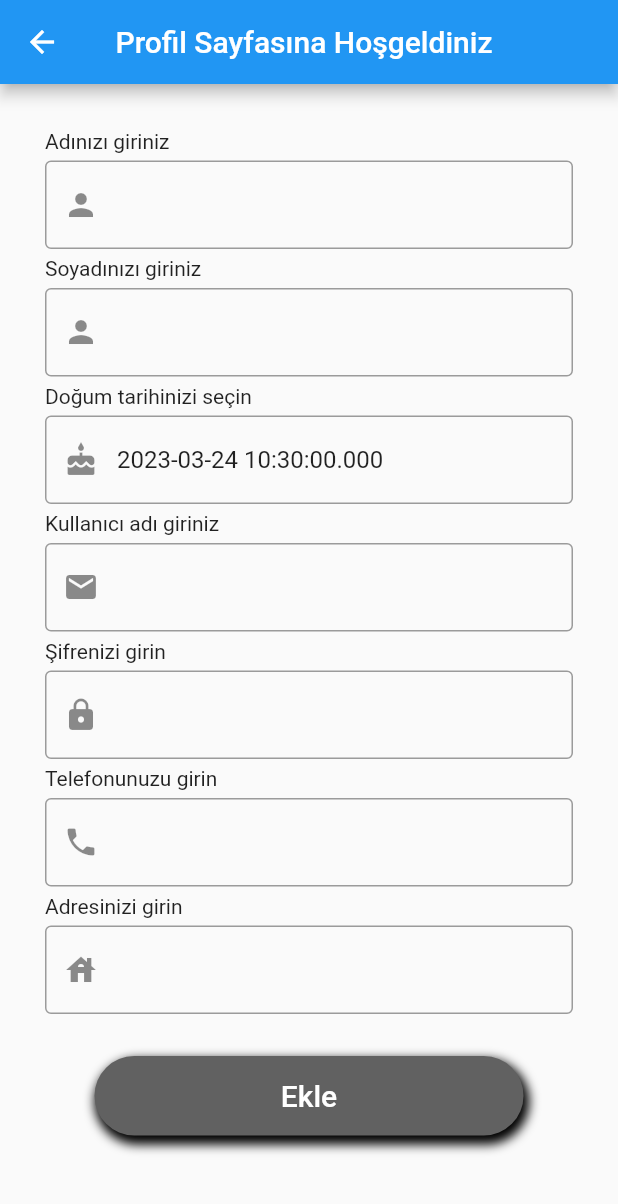
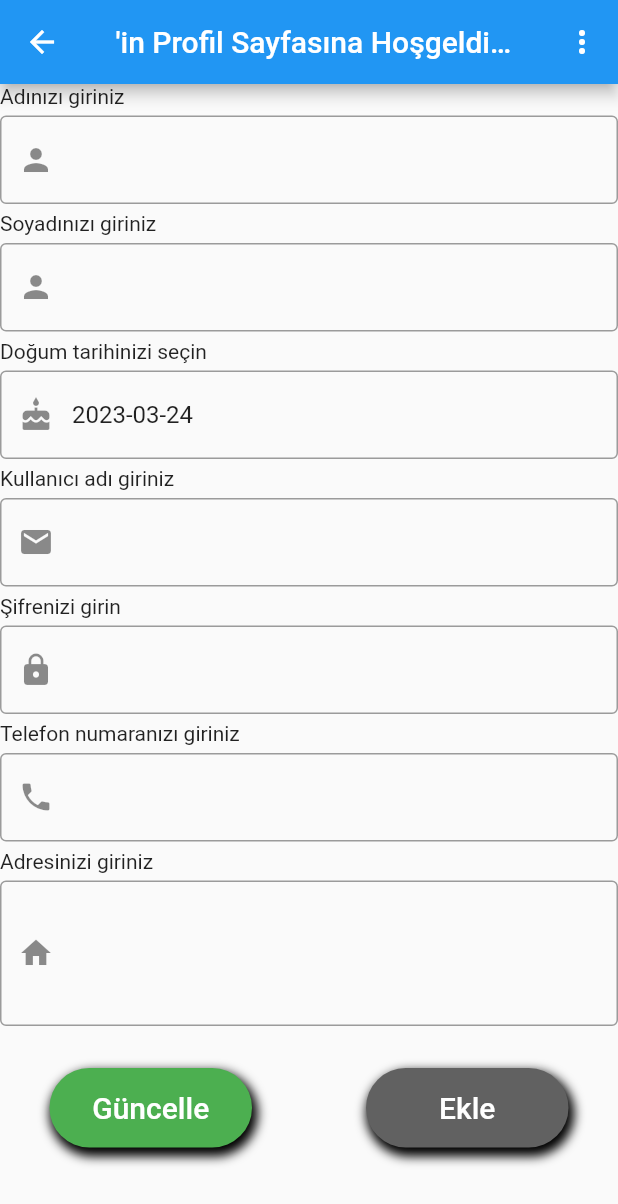
Before and after one commit to elalmisezerr/kariyer_hedefim, a Flutter app: the UserDetail screen opened directly with empty values, on a phone screen of 412 x 824 dp. Shown: the top 1204 px of the screen. Run offline on Flutter 3.47's test engine with Material 2 defaults, Android fonts, the light colour scheme and no system bars; our stand-ins replace google_sign_in, sqflite; accounts and stored records are empty.

Commit message:
update some files

```diff
--- a/lib/Screens/KullaniciIslemleri/KullaniciDetay.dart
+++ b/lib/Screens/KullaniciIslemleri/KullaniciDetay.dart
@@ -1,20 +1,24 @@
 import 'package:flutter/material.dart';
 import 'package:intl/intl.dart';
+import 'package:kariyer_hedefim/Screens/KullaniciIslemleri/GirisKullanici.dart';
+import 'package:kariyer_hedefim/Screens/KullaniciIslemleri/KullaniciAnasayfa.dart';
 import 'package:kariyer_hedefim/Validation/ValidationUser.dart';
 
 import '../../Data/DbProvider.dart';
 import '../../Models/User.dart';
 
 class UserDetail extends StatefulWidget {
-  User? user;
+  User user;
   UserDetail({Key? key, required this.user}) : super(key: key);
 
   @override
-  State<UserDetail> createState() => _UserDetailState();
+  State<UserDetail> createState() => _UserDetailState(user);
 }
 
-class _UserDetailState extends State<UserDetail> with Useraddvalidationmixin {
-  var formKey = GlobalKey<FormState>();
+enum Options { delete, update }
+
+class _UserDetailState extends State<UserDetail>  {
+  User? user;
   var dbHelper = DatabaseProvider();
   var txtName = TextEditingController();
   var txtSurname = TextEditingController();
@@ -23,31 +27,52 @@ class _UserDetailState extends State<UserDetail> with Useraddvalidationmixin {
   var txtpassWord = TextEditingController();
   var txtTelefon = TextEditingController();
   var txtAdres = TextEditingController();
+  final formKey = GlobalKey<FormState>();
+  _UserDetailState(this.user);
 
   @override
   void initState() {
-    // TODO: implement initState
-    txtName.text = widget.user!.ad;
-    txtSurname.text = widget.user!.soyad;
-    txtBirthDate.text = widget.user!.dogumtarihi.toString();
-    txtuserName.text = widget.user!.soyad;
-    txtpassWord.text = widget.user!.password;
-    txtTelefon.text = widget.user!.telefon;
-    txtAdres.text = widget.user!.adres;
+    txtName.text = user!.ad;
+    txtSurname.text = user!.soyad;
+    txtBirthDate.text = DateFormat('yyyy-MM-dd').format(user!.dogumtarihi);
+    txtuserName.text = user!.email;
+    txtpassWord.text = user!.password;
+    txtTelefon.text = user!.telefon;
+    txtAdres.text = user!.adres;
     super.initState();
+
   }
 
   @override
   Widget build(BuildContext context) {
     return Scaffold(
       appBar: AppBar(
-        title: Text(" Profil Sayfasına Hoşgeldiniz"),
+        title:
+            Text("${user!.ad} ${user!.soyad}'in Profil Sayfasına Hoşgeldiniz"),
+        actions: <Widget>[
+          PopupMenuButton<Options>(
+              onSelected: selectProcess,
+              itemBuilder: (BuildContext context) => <PopupMenuEntry<Options>>[
+                    PopupMenuItem<Options>(
+                      value: Options.delete,
+                      child: Text("Sil"),
+                    ),
+                    PopupMenuItem<Options>(
+                      value: Options.update,
+                      child: Text("Güncelle"),
+                    ),
+                  ])
+        ],
       ),
       body: Form(
-        key: formKey,
-        child: Padding(
-          padding: EdgeInsets.all(30.0),
-          child: ListView(
+        child: buildGovde(),
+      ),
+    );
+  }
+
+  buildGovde() {
+    return SingleChildScrollView(
+      child: Column(
         children: [
           buildName(),
           SizedBox(
@@ -77,10 +102,20 @@ class _UserDetailState extends State<UserDetail> with Useraddvalidationmixin {
           SizedBox(
             height: 5.0,
           ),
-              buildSaveButton()
+          Row(
+            children: [
+              Flexible(
+                flex: 1,
+                child: buildUpdateButton(),
+              ),
+              SizedBox(width: 10),
+              Flexible(
+                flex: 1,
+                child: buildDeleteButton(),
+              ),
             ],
           ),
-        ),
+        ],
       ),
     );
   }
@@ -95,7 +130,6 @@ class _UserDetailState extends State<UserDetail> with Useraddvalidationmixin {
         ),
         SizedBox(height: 5.0),
         TextFormField(
-          validator: validateName,
           decoration: InputDecoration(
             border: OutlineInputBorder(),
             prefixIcon: Icon(Icons.person),
@@ -116,7 +150,6 @@ class _UserDetailState extends State<UserDetail> with Useraddvalidationmixin {
         ),
         SizedBox(height: 5.0),
         TextFormField(
-          validator: validateSurName,
           decoration: InputDecoration(
             border: OutlineInputBorder(),
             prefixIcon: Icon(Icons.person),
@@ -137,14 +170,13 @@ class _UserDetailState extends State<UserDetail> with Useraddvalidationmixin {
         ),
         SizedBox(height: 5.0),
         TextFormField(
-          validator: validateBirtdate,
-          readOnly: true,
+          //readOnly: true,
           onTap: _showDatePicker,
           decoration: InputDecoration(
             border: OutlineInputBorder(),
             prefixIcon: Icon(Icons.cake),
           ),
-          controller: txtBirthDate, // değiştirildi
+          controller: txtBirthDate,
         )
       ],
     );
@@ -160,7 +192,6 @@ class _UserDetailState extends State<UserDetail> with Useraddvalidationmixin {
         ),
         SizedBox(height: 5.0),
         TextFormField(
-          validator: validateEmail,
           decoration: InputDecoration(
             border: OutlineInputBorder(),
             prefixIcon: Icon(Icons.email),
@@ -182,7 +213,6 @@ class _UserDetailState extends State<UserDetail> with Useraddvalidationmixin {
         ),
         SizedBox(height: 5.0),
         TextFormField(
-          validator: validatePassword,
           decoration: InputDecoration(
             border: OutlineInputBorder(),
             prefixIcon: Icon(Icons.lock),
@@ -194,18 +224,16 @@ class _UserDetailState extends State<UserDetail> with Useraddvalidationmixin {
       ],
     );
   }
-
   buildTelefon() {
     return Column(
       crossAxisAlignment: CrossAxisAlignment.start,
       children: [
         Text(
-          "Telefonunuzu girin",
+          "Telefon numaranızı giriniz",
           textAlign: TextAlign.left,
         ),
         SizedBox(height: 5.0),
         TextFormField(
-          validator: validatePhoneNumber,
           decoration: InputDecoration(
             border: OutlineInputBorder(),
             prefixIcon: Icon(Icons.phone),
@@ -222,17 +250,17 @@ class _UserDetailState extends State<UserDetail> with Useraddvalidationmixin {
       crossAxisAlignment: CrossAxisAlignment.start,
       children: [
         Text(
-          "Adresinizi girin",
+          "Adresinizi giriniz",
           textAlign: TextAlign.left,
         ),
         SizedBox(height: 5.0),
         TextFormField(
-          validator: validateAdres,
           decoration: InputDecoration(
             border: OutlineInputBorder(),
-            prefixIcon: Icon(Icons.house),
+            prefixIcon: Icon(Icons.home),
           ),
           controller: txtAdres,
+          maxLines: 3,
         )
       ],
     );
@@ -252,7 +280,72 @@ class _UserDetailState extends State<UserDetail> with Useraddvalidationmixin {
     }
   }
 
-  buildSaveButton() {
+  void selectProcess(Options options) async {
+    switch (options) {
+      case Options.delete:
+        await dbHelper.deleteUser(user!.id!);
+        Navigator.push(context, MaterialPageRoute(builder: (context)=>LoginUser()));
+        break;
+      case Options.update: {
+          user!.ad = txtName.text;
+          user!.soyad = txtSurname.text;
+          user!.dogumtarihi = DateFormat('yyyy-MM-dd').parse(txtBirthDate.text);
+          user!.email = txtuserName.text;
+          user!.password = txtpassWord.text;
+          user!.telefon = txtTelefon.text;
+          user!.adres = txtAdres.text;
+          await dbHelper.updateUser(user!);
+          Navigator.push(context, MaterialPageRoute(builder: (context)=>HomeUser(user: widget.user)));
+        }
+        break;
+      default:
+    }
+  }
+
+  buildUpdateButton() {
+    return TextButton(
+      onPressed: () async {
+        if (formKey.currentState!.validate()) {
+          formKey.currentState!.save();
+          print(user!.ad);
+          await dbHelper.updateUser(User(
+            id: user!.id,
+            ad: txtName.text,
+            soyad: txtSurname.text,
+            dogumtarihi: DateFormat('yyyy-MM-dd').parse(txtBirthDate.text),
+            email: txtuserName.text,
+            password: txtpassWord.text,
+            telefon: txtTelefon.text,
+            adres: txtAdres.text,
+          ));
+        }
+        Navigator.pop(context, true);
+      },
+      child: Container(
+        width: MediaQuery.of(context).size.width,
+        margin: EdgeInsets.symmetric(vertical: 15, horizontal: 25),
+        padding: EdgeInsets.symmetric(vertical: 15),
+        alignment: Alignment.center,
+        decoration: BoxDecoration(
+          borderRadius: BorderRadius.all(Radius.circular(50)),
+          boxShadow: <BoxShadow>[
+            BoxShadow(
+                color: Colors.black,
+                offset: Offset(2, 4),
+                blurRadius: 5,
+                spreadRadius: 2),
+          ],
+          color: Colors.green,
+        ),
+        child: Text(
+          "Güncelle",
+          style: TextStyle(fontSize: 20, color: Colors.white),
+        ),
+      ),
+    );
+  }
+
+  buildDeleteButton() {
     return TextButton(
       onPressed: () {
         if (formKey.currentState!.validate()) {
@@ -260,7 +353,7 @@ class _UserDetailState extends State<UserDetail> with Useraddvalidationmixin {
         }
       },
       child: Container(
-        width: MediaQuery.of(context).size.width,
+        // width: MediaQuery.of(context).size.width,
         margin: EdgeInsets.symmetric(vertical: 15, horizontal: 25),
         padding: EdgeInsets.symmetric(vertical: 15),
         alignment: Alignment.center,
```
Also changed, not shown: lib/Data/DbProvider.dart (+7 -4 lines), lib/Screens/AdminIslemleri/AdminAnasayfa.dart (+71 -18 lines), lib/Screens/AdminIslemleri/BasvurulanListesi.dart (added, +15 -0 lines), lib/Screens/KullaniciIslemleri/KullaniciAnasayfa.dart (+5 -2 lines). Lines whose indentation alone changed are shown as unchanged.
